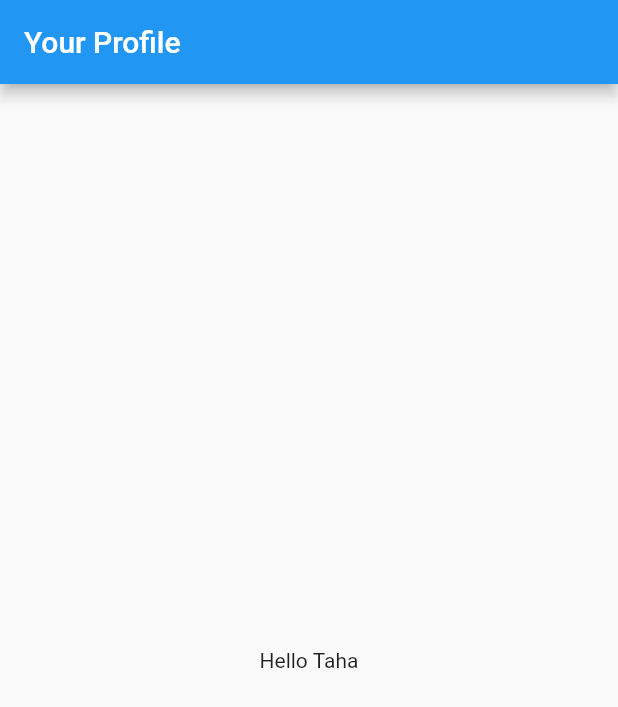
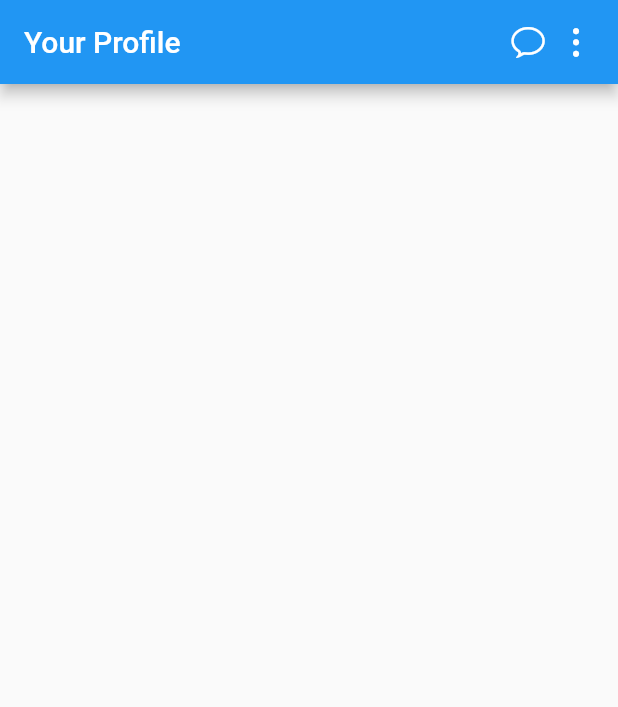
Before and after one commit to tahadavari/Profile_app_flutter, a Flutter app: the screen it shows after launch, on a phone screen of 412 x 824 dp. Shown: the top 707 px of the screen. Run offline on Flutter 3.47's test engine with Material 2 defaults, Android fonts, the phone set to English and light mode, and no system bars.

Commit message:
AppBar :: Icons

```diff
--- a/profile/lib/main.dart
+++ b/profile/lib/main.dart
@@ -1,3 +1,4 @@
+import 'package:flutter/cupertino.dart';
 import 'package:flutter/material.dart';
 
 void main() {
@@ -33,10 +34,27 @@ class MyHomePage extends StatelessWidget {
   @override
   Widget build(BuildContext context) {
     return Scaffold(
-      appBar:AppBar(title: Text('Your Profile'),),
-      body: Center(
-        child: Text('Hello Taha'),
-      ),
-    );
+        appBar: AppBar(
+          title: Text('Your Profile'),
+          actions: [
+            Icon(CupertinoIcons.chat_bubble),
+            SizedBox(
+              width: 8,
+            ),
+            Icon(CupertinoIcons.ellipsis_vertical),
+            SizedBox(
+              width: 16,
+            ),
+          ],
+        ),
+        body: Column(
+          children: [
+            Row(
+              children: [
+
+              ],
+            )
+          ],
+        ));
   }
 }
```
